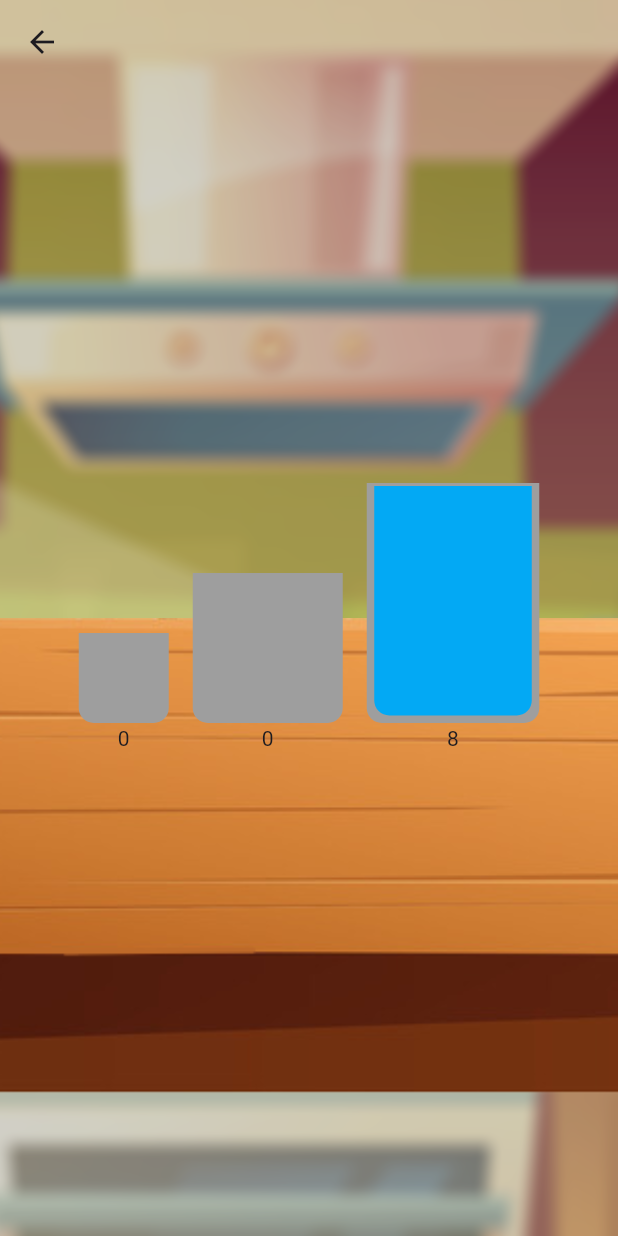
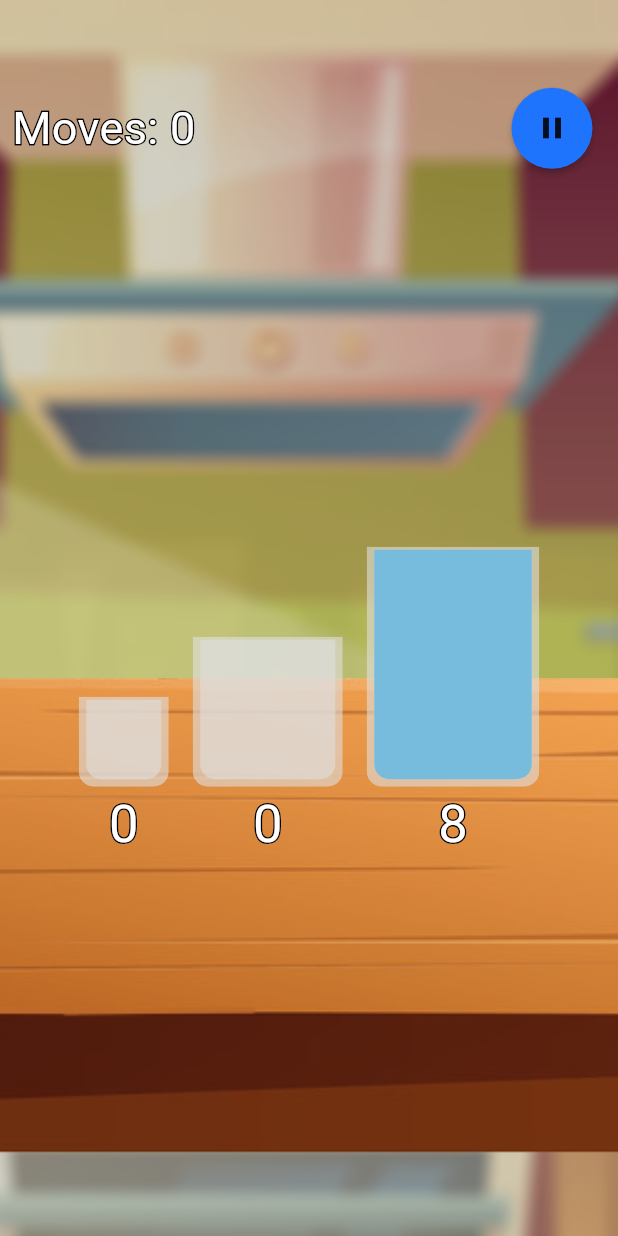
Before and after one commit to RedFlameKen/school_glassgame, a Flutter app: the screen it shows after launch, after a tap on "Play", on a phone screen of 412 x 824 dp. Run offline on Flutter 3.47's test engine with Material 3 defaults, Android fonts, the light colour scheme and no system bars.

Commit message:
feat: finalize functionality of game

```diff
--- a/analysis_options.yaml
+++ b/analysis_options.yaml
@@ -7,6 +7,11 @@
 
 # The following line activates a set of recommended lints for Flutter apps,
 # packages, and plugins designed to encourage good coding practices.
+analyzer:
+  errors:
+    non_constant_identifier_names: ignore
+    constant_identifier_names: ignore
+    use_full_hex_values_for_flutter_colors: ignore
 include: package:flutter_lints/flutter.yaml
 
 linter:
--- /dev/null
+++ b/lib/colors/colors.dart
@@ -0,0 +1,8 @@
+import 'package:flutter/material.dart';
+
+class GlassGameColors {
+  static const Color WATER = Color(0xFF77BBDD); // #77BBDD
+  static const Color GLASS = Color(0x99DFDFDF); // #DFDFDF
+  static const Color BUTTON_BACKGROUND = Color(0xFF1e74fd); // #77BBDD
+  static const Color BUTTON_FOREGROUND = Color(0xFFDFDFDF); // #DFDFDF
+}
--- a/lib/components/background/table_background.dart
+++ b/lib/components/background/table_background.dart
@@ -1,16 +1,20 @@
 import 'package:flutter/material.dart';
+import 'package:vector_math/vector_math_64.dart';
 
 class TableBackground extends StatelessWidget {
   const TableBackground({super.key});
 
   @override
   Widget build(BuildContext context) {
-    return Align(
-      alignment: .bottomCenter,
-      child: Image.asset(
-        "assets/images/cartoon_table.png",
-        height: MediaQuery.of(context).size.height * 0.5,
-        fit: .fitHeight,
+    return Container(
+      transform: .translation(Vector3(0, 40, 0)),
+      child: Align(
+        alignment: .bottomCenter,
+        child: Image.asset(
+          "assets/images/cartoon_table.png",
+          height: MediaQuery.of(context).size.height * 0.5,
+          fit: .fitHeight,
+        ),
       ),
     );
   }
--- /dev/null
+++ b/lib/components/glass/contents_label.dart
@@ -0,0 +1,29 @@
+import 'package:flutter/material.dart';
+
+class ContentsLabel extends StatelessWidget {
+  final String label;
+  final double fontSize = 35;
+  const ContentsLabel({super.key, required this.label});
+
+  @override
+  Widget build(BuildContext context) {
+    return Stack(
+      children: [
+        Text(
+          label,
+          style: TextStyle(
+            fontSize: fontSize,
+            foreground: Paint()
+              ..style = .stroke
+              ..strokeWidth = 2
+              ..color = Colors.black,
+          ),
+        ),
+        Text(
+          label,
+          style: TextStyle(color: Colors.white, fontSize: fontSize),
+        ),
+      ],
+    );
+  }
+}
--- a/lib/components/glass/glass.dart
+++ b/lib/components/glass/glass.dart
@@ -1,4 +1,5 @@
 import 'package:flutter/material.dart';
+import 'package:mp5/colors/colors.dart';
 
 class GlassWidget extends StatefulWidget {
   final Glass glass;
@@ -32,7 +33,7 @@ class _GlassWidgetState extends State<GlassWidget> with TickerProviderStateMixin
             bottomLeft: .circular(10),
             topLeft: .circular(10),
           ),
-          color: Colors.grey,
+          color: GlassGameColors.GLASS,
         ),
         child: Padding(
           padding: const EdgeInsets.only(
@@ -42,8 +43,8 @@ class _GlassWidgetState extends State<GlassWidget> with TickerProviderStateMixin
             right: 2,
           ),
           child: LinearProgressIndicator(
-            color: Colors.lightBlue,
-            backgroundColor: Colors.grey,
+            color: GlassGameColors.WATER,
+            backgroundColor: GlassGameColors.GLASS,
             value: widget.glass.contents / widget.glass.size,
             minHeight: 50,
             borderRadius: .only(
@@ -76,12 +77,10 @@ class Glass {
 
     if (overflow > 0) {
       contents = size;
-      debugPrint("filled with overflow $contents");
       return overflow;
     }
 
     contents += amount;
-    debugPrint("filled $contents");
     return overflow;
   }
 
@@ -90,9 +89,6 @@ class Glass {
       return false;
     }
     contents = rGlass.fill(contents);
-    debugPrint("poured ${rGlass.contents}");
     return true;
   }
 }
-
-// comment to avoid lsp errors
--- /dev/null
+++ b/lib/components/large_label.dart
@@ -0,0 +1,29 @@
+import 'package:flutter/material.dart';
+
+class StrokedLabel extends StatelessWidget {
+  final String label;
+  final double fontSize;
+  const StrokedLabel({super.key, required this.label, this.fontSize = 30});
+
+  @override
+  Widget build(BuildContext context) {
+    return Stack(
+      children: [
+        Text(
+          label,
+          style: TextStyle(
+            fontSize: fontSize,
+            foreground: Paint()
+              ..style = .stroke
+              ..strokeWidth = 2
+              ..color = Colors.black,
+          ),
+        ),
+        Text(
+          label,
+          style: TextStyle(color: Colors.white, fontSize: fontSize),
+        ),
+      ],
+    );
+  }
+}
--- /dev/null
+++ b/lib/components/round_button.dart
@@ -0,0 +1,20 @@
+import 'package:flutter/material.dart';
+import 'package:mp5/colors/colors.dart';
+
+class RoundButton extends StatelessWidget {
+  final Function() onPressed;
+  final Widget icon;
+  const RoundButton({super.key, required this.onPressed, required this.icon});
+
+  @override
+  Widget build(BuildContext context) {
+    return RawMaterialButton(
+      onPressed: onPressed,
+      padding: .all(15),
+      elevation: 2,
+      shape: CircleBorder(),
+      fillColor: GlassGameColors.BUTTON_BACKGROUND,
+      child: icon,
+    );
+  }
+}
--- a/lib/pages/game_page.dart
+++ b/lib/pages/game_page.dart
@@ -1,7 +1,13 @@
 import 'package:flutter/material.dart';
+import 'package:flutter/services.dart';
 import 'package:mp5/components/background/game_background.dart';
+import 'package:mp5/components/glass/contents_label.dart';
 import 'package:mp5/components/glass/glass.dart';
 import 'package:mp5/components/background/table_background.dart';
+import 'package:mp5/components/large_label.dart';
+import 'package:mp5/components/pause_menu.dart';
+import 'package:mp5/components/result_menu.dart';
+import 'package:mp5/components/round_button.dart';
 
 class GamePage extends StatefulWidget {
   const GamePage({super.key});
@@ -11,11 +17,52 @@ class GamePage extends StatefulWidget {
 }
 
 class _GamePageState extends State<GamePage> with TickerProviderStateMixin {
+  int _moveCount = 0;
+  Glass? _heldGlass;
+
   final List<Glass> _glasses = [
     Glass(size: 3),
     Glass(size: 5),
     Glass(size: 8, contents: 8),
   ];
+
+  void incrementMoves() {
+    setState(() {
+      _moveCount++;
+    });
+  }
+
+  void restartGame() {
+    Navigator.pop(context);
+    Navigator.push(
+      context,
+      MaterialPageRoute(builder: (context) => GamePage()),
+    );
+  }
+
+  void backToHome() {
+    Navigator.pop(context);
+  }
+
+  void checkGameWin() async {
+    if (_glasses[0].contents == 0 &&
+        _glasses[1].contents == 4 &&
+        _glasses[2].contents == 4) {
+      bool restart = await showDialog(
+        context: context,
+        useSafeArea: true,
+        barrierDismissible: false,
+        builder: (context) {
+          return ResultMenu(moves: _moveCount);
+        },
+      );
+      if (restart) {
+        restartGame();
+        return;
+      }
+      backToHome();
+    }
+  }
 
   Widget _buildGlassesRow() {
     return Row(
@@ -29,18 +76,56 @@ class _GamePageState extends State<GamePage> with TickerProviderStateMixin {
     );
   }
 
+  bool _shouldHighlightGlass(bool noCandidates, Glass glass) {
+    return (_heldGlass != null && _heldGlass == glass) || !noCandidates;
+  }
+
+  void _pourEvent(Glass pourGlass, Glass glass) {
+    setState(() {
+      pourGlass.pour(glass);
+      incrementMoves();
+      checkGameWin();
+    });
+  }
+
   Widget _buildDragTargetGlass(Glass glass) {
     return DragTarget<Glass>(
       builder: (context, candidateItems, rejectedItems) {
-        return Container(
-          decoration: BoxDecoration(
-            color: candidateItems.isNotEmpty
-                ? Colors.yellow
-                : Colors.transparent,
-          ),
-          child: Visibility.maintain(
-            visible: !glass.isDragged,
-            child: GlassWidget(glass: glass),
+        return GestureDetector(
+          onDoubleTap: () {
+            setState(() {
+              _heldGlass = glass;
+            });
+          },
+          onTap: () {
+            if (_heldGlass != null) {
+              if (_heldGlass == glass) {
+                setState(() {
+                  _heldGlass = null;
+                });
+                return;
+              }
+              setState(() {
+                _pourEvent(_heldGlass!, glass);
+                _heldGlass = null;
+              });
+              return;
+            }
+          },
+          child: ClipRRect(
+            borderRadius: .only(
+              bottomLeft: .circular(10),
+              bottomRight: .circular(10),
+            ),
+            child: ColorFiltered(
+              colorFilter: _shouldHighlightGlass(candidateItems.isEmpty, glass)
+                  ? .mode(Colors.white, .softLight)
+                  : .mode(Colors.transparent, .screen),
+              child: Visibility.maintain(
+                visible: !glass.isDragged,
+                child: GlassWidget(glass: glass),
+              ),
+            ),
           ),
         );
       },
@@ -51,9 +136,7 @@ class _GamePageState extends State<GamePage> with TickerProviderStateMixin {
         return true;
       },
       onAcceptWithDetails: (details) {
-        setState(() {
-          details.data.pour(glass);
-        });
+        _pourEvent(details.data, glass);
       },
     );
   }
@@ -63,15 +146,14 @@ class _GamePageState extends State<GamePage> with TickerProviderStateMixin {
       padding: const EdgeInsets.all(8.0),
       child: Column(
         children: [
-          LongPressDraggable<Glass>(
+          Draggable<Glass>(
             data: glass,
-            maxSimultaneousDrags: 1,
-            dragAnchorStrategy: pointerDragAnchorStrategy,
             feedback: GlassWidget(glass: glass),
             child: _buildDragTargetGlass(glass),
             onDragStarted: () {
               setState(() {
                 glass.isDragged = true;
+                _heldGlass = null;
               });
             },
             onDragEnd: (details) {
@@ -80,7 +162,7 @@ class _GamePageState extends State<GamePage> with TickerProviderStateMixin {
               });
             },
           ),
-          Text("${glass.contents}")
+          ContentsLabel(label: "${glass.contents}"),
         ],
       ),
     );
@@ -88,14 +170,49 @@ class _GamePageState extends State<GamePage> with TickerProviderStateMixin {
 
   @override
   Widget build(BuildContext context) {
+    SystemChrome.setEnabledSystemUIMode(.immersiveSticky, overlays: [.top]);
     return Scaffold(
       extendBodyBehindAppBar: true,
-      appBar: AppBar(backgroundColor: Colors.transparent, bottomOpacity: 0),
+      appBar: AppBar(
+        automaticallyImplyLeading: false,
+        backgroundColor: Colors.transparent,
+        bottomOpacity: 0,
+      ),
       body: Stack(
         children: [
           GameBackground(),
           TableBackground(),
-          Column(children: [Spacer(), _buildGlassesRow(), Spacer()]),
+          SafeArea(
+            child: Column(
+              children: [
+                Row(
+                  children: [
+                    Padding(
+                      padding: const EdgeInsets.all(8.0),
+                      child: StrokedLabel(label: "Moves: $_moveCount"),
+                    ),
+                    Spacer(),
+                    RoundButton(
+                      onPressed: () {
+                        showDialog(
+                          context: context,
+                          builder: (context) {
+                            return PauseMenu();
+                          },
+                          useSafeArea: true,
+                          barrierDismissible: false,
+                        );
+                      },
+                      icon: Icon(Icons.pause),
+                    ),
+                  ],
+                ),
+                Spacer(),
+                _buildGlassesRow(),
+                Spacer(),
+              ],
+            ),
+          ),
         ],
       ),
     );
--- a/lib/pages/home_page.dart
+++ b/lib/pages/home_page.dart
@@ -1,3 +1,5 @@
+import 'dart:io';
+
 import 'package:flutter/material.dart';
 import 'package:mp5/components/background/game_background.dart';
 import 'package:mp5/components/large_button.dart';
@@ -16,7 +18,13 @@ class HomePage extends StatelessWidget {
             Column(
               children: [
                 Spacer(),
-                Padding(padding: .all(15), child: Text("Glass Game")),
+                Padding(
+                  padding: .only(left: 50, right: 50),
+                  child: Image.asset(
+                    "assets/images/glass_game_title.png",
+                    fit: .fill,
+                  ),
+                ),
                 Spacer(),
                 Column(
                   mainAxisAlignment: .spaceAround,
@@ -42,7 +50,10 @@ class HomePage extends StatelessWidget {
                     Center(
                       child: Padding(
                         padding: .all(15),
-                        child: LargeButton(onPressed: () {}, label: "Exit"),
+                        child: LargeButton(
+                          onPressed: () => exit(0),
+                          label: "Exit",
+                        ),
                       ),
                     ),
                   ],
```
Also changed, not shown: lib/components/large_button.dart (+4 -3 lines), lib/components/pause_menu.dart (added, +61 -0 lines), lib/components/result_menu.dart (added, +45 -0 lines), assets/images/glass_game_title.png (added).
